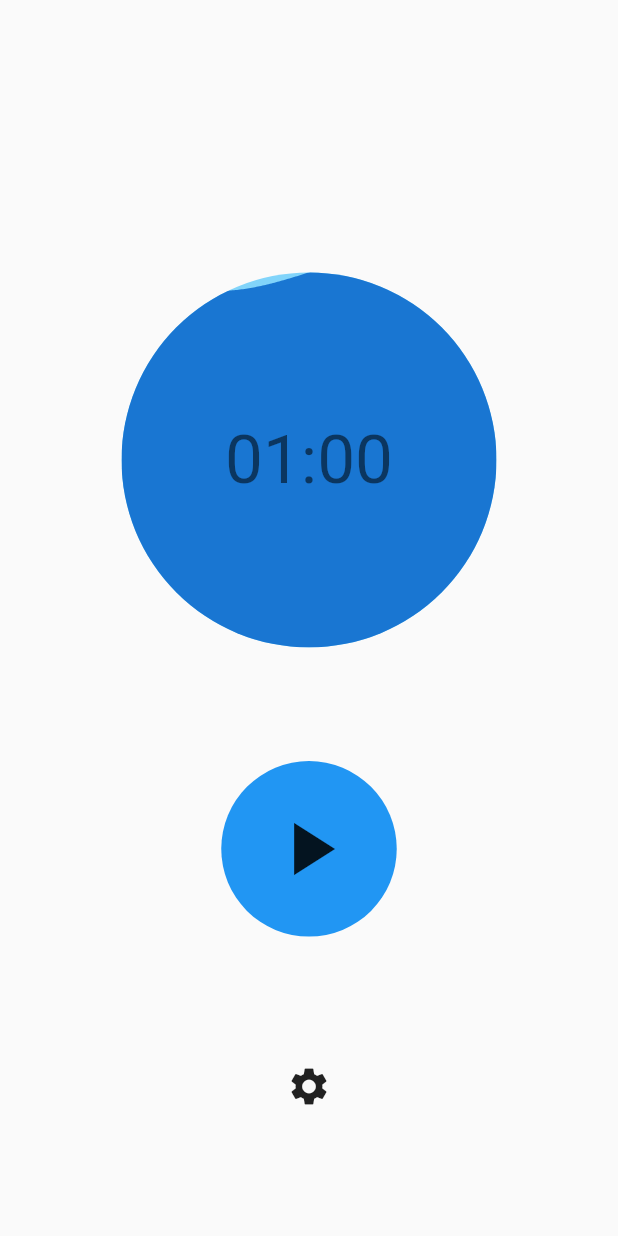
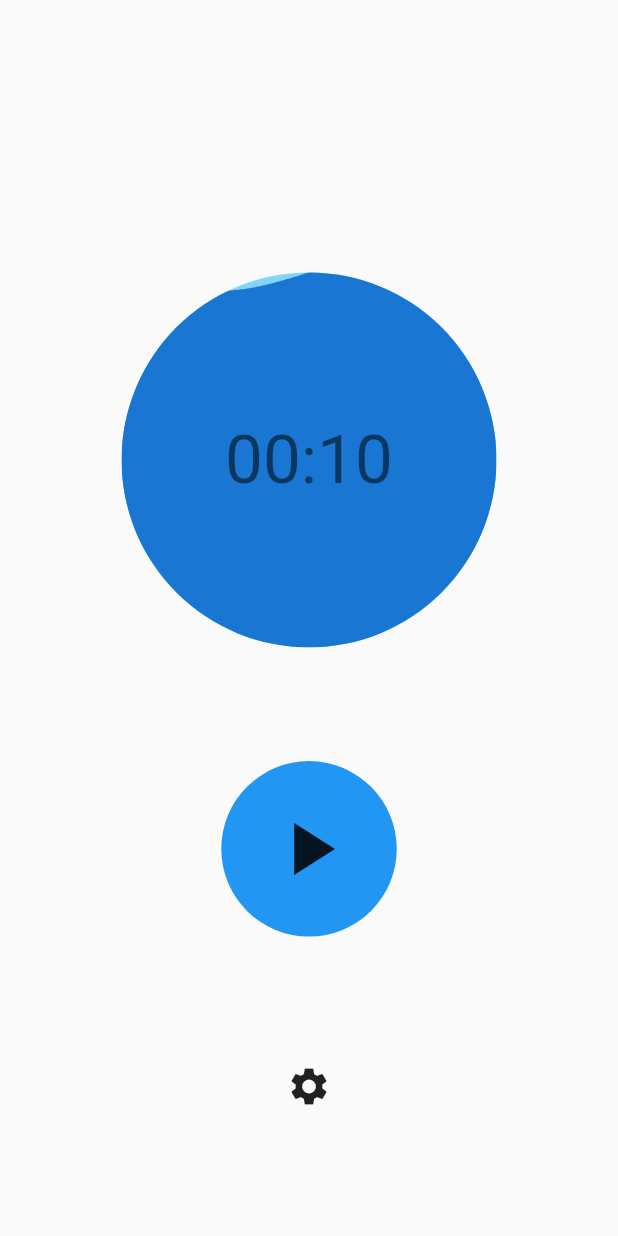
Before and after one commit to MatthieuNadeau96/flow_time_2, a Flutter app: the screen it shows after launch, on a phone screen of 412 x 824 dp. Run offline on Flutter 3.47's test engine with Material 2 defaults, Android fonts, the phone set to English and light mode, and no system bars; our stand-ins replace bloc, equatable, flutter_bloc, liquid_progress_indicator, rxdart, shared_preferences.

Commit message:
Add Event Call to TimerComplete when the duration hits 0

```diff
--- a/lib/bloc/timer/timer_bloc.dart
+++ b/lib/bloc/timer/timer_bloc.dart
@@ -10,9 +10,9 @@ part 'timer_state.dart';
 class TimerBloc extends Bloc<TimerEvent, TimerState> {
   final Ticker _ticker;
   bool isBreak = false;
-  static int _duration = 60;
-  final int workDuration = 60;
-  final int breakDuration = 30;
+  static int _duration = 10;
+  final int workDuration = 10;
+  final int breakDuration = 5;
 
   StreamSubscription<int>? _tickerSubscription;
 
@@ -58,11 +58,9 @@ class TimerBloc extends Bloc<TimerEvent, TimerState> {
   }
 
   void _onStopped(TimerStopped event, Emitter<TimerState> emit) {
-    if (state is TimerRunInProgress) {
-      checkDuration();
-      _tickerSubscription?.cancel();
-      emit(TimerInitial(_duration));
-    }
+    checkDuration();
+    _tickerSubscription?.cancel();
+    emit(TimerInitial(_duration));
   }
 
   void _onSkipped(TimerSkipped event, Emitter<TimerState> emit) {
@@ -83,8 +81,15 @@ class TimerBloc extends Bloc<TimerEvent, TimerState> {
   }
 
   void _onComplete(TimerComplete event, Emitter<TimerState> emit) {
+    print('END');
+    isBreak ? print('TIME TO WORK') : print('TIME FOR A BREAK');
+    _tickerSubscription?.cancel();
     isBreak = !isBreak;
-    // TODO
+    // TODO Sound the alarm
+    // TODO Push notification
+
+    checkDuration();
+    emit(TimerInitial(_duration));
   }
 
   int checkDuration() {
--- a/lib/bloc/timer/timer_state.dart
+++ b/lib/bloc/timer/timer_state.dart
@@ -30,5 +30,7 @@ class TimerRunInProgress extends TimerState {
 }
 
 class TimerRunComplete extends TimerState {
+  @override
+  String toString() => 'TimerRunComplete!';
   const TimerRunComplete() : super(0);
 }
--- a/lib/widgets/action_buttons.dart
+++ b/lib/widgets/action_buttons.dart
@@ -21,6 +21,11 @@ class ActionButtons extends StatelessWidget {
       buildWhen: (previous, current) =>
           previous.runtimeType != current.runtimeType,
       builder: (context, state) {
+        final blocState = context.watch<TimerBloc>().state;
+        print('blocState -> $blocState');
+        if (blocState.duration == 0) {
+          context.read<TimerBloc>().add(const TimerComplete());
+        }
         return Stack(
           children: [
             Transform.translate(
@@ -115,23 +120,6 @@ class ActionButtons extends StatelessWidget {
                 },
               )
             ],
-            if (state is TimerRunComplete) ...[
-              CircularButton(
-                icon: const Icon(
-                  Icons.replay,
-                  size: 60,
-                ),
-                onTap: () =>
-                    context.read<TimerBloc>().add(const TimerStopped()),
-                onLongTap: () {
-                  if (animationController.isCompleted) {
-                    animationController.reverse();
-                  } else {
-                    animationController.forward();
-                  }
-                },
-              )
-            ],
           ],
         );
       },
```
